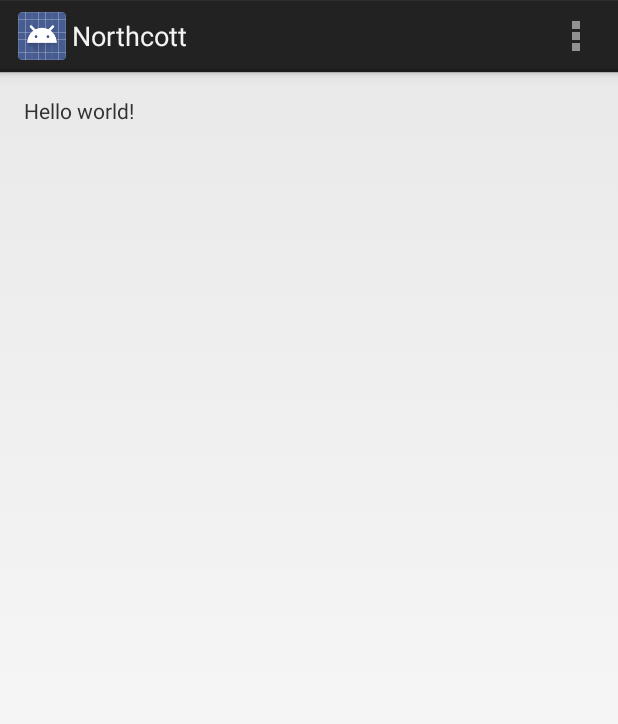
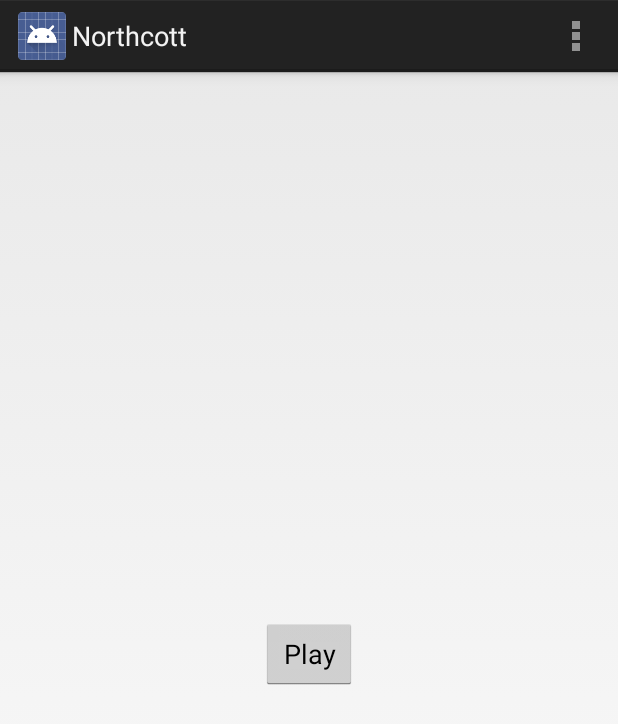
Before and after one commit to raisfathin/northcott, an Android app: the screen it shows after launch (MainActivity), on a phone screen of 412 x 824 dp. Shown: the top 724 px of the screen. Run offline under Robolectric (Android 15) with nearby library versions, the phone set to English and light mode, and no system bars.

Commit message:
Add play button

```diff
--- a/app/src/main/res/layout/activity_main.xml
+++ b/app/src/main/res/layout/activity_main.xml
@@ -5,7 +5,16 @@
     android:paddingTop="@dimen/activity_vertical_margin"
     android:paddingBottom="@dimen/activity_vertical_margin" tools:context=".MainActivity">
 
-    <TextView android:text="@string/hello_world" android:layout_width="wrap_content"
-        android:layout_height="wrap_content" />
+    <LinearLayout
+        android:layout_width="fill_parent"
+        android:layout_height="fill_parent"
+        android:gravity="center">
+
+        <Button
+            android:id="@+id/go_play"
+            android:text="@string/play_button"
+            android:layout_width="wrap_content"
+            android:layout_height="wrap_content" />
+    </LinearLayout>
 
 </RelativeLayout>
--- a/app/src/main/res/values/strings.xml
+++ b/app/src/main/res/values/strings.xml
@@ -3,4 +3,6 @@
 
     <string name="hello_world">Hello world!</string>
     <string name="action_settings">Settings</string>
+
+    <string name="play_button">Play</string>
 </resources>
```
